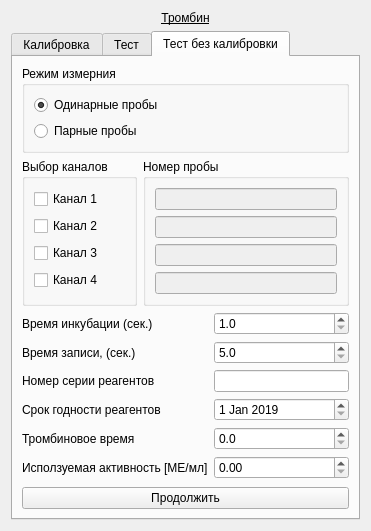
Before: the Qt Designer form choisedialog/ko4.ui in krang4d/Agrekola, drawn with Qt 5.
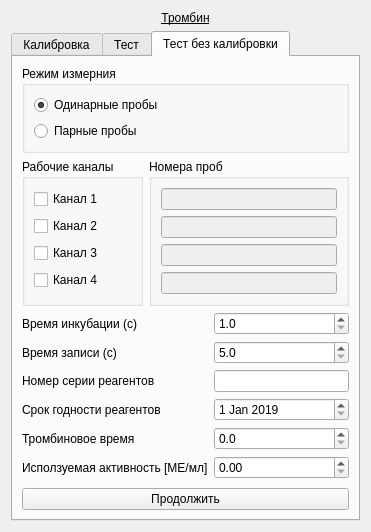
After: the same form once the commit is applied.

What changed in the file:
```diff
--- a/choisedialog/ko4.ui
+++ b/choisedialog/ko4.ui
@@ -7,7 +7,7 @@
     <x>0</x>
     <y>0</y>
     <width>371</width>
-    <height>527</height>
+    <height>532</height>
    </rect>
   </property>
   <property name="windowTitle">
@@ -434,7 +434,7 @@
          <item>
           <widget class="QGroupBox" name="groupBox_test2Chls">
            <property name="title">
-            <string>Выбор каналов</string>
+            <string>Рабочие каналы</string>
            </property>
            <layout class="QVBoxLayout" name="verticalLayout_7">
             <item>
@@ -471,7 +471,7 @@
          <item>
           <widget class="QGroupBox" name="groupBox_test2NumProbs">
            <property name="title">
-            <string>Номер пробы</string>
+            <string>Номера проб</string>
            </property>
            <layout class="QVBoxLayout" name="verticalLayout_8">
             <item>
@@ -512,7 +512,7 @@
          <item row="0" column="0">
           <widget class="QLabel" name="label_test2_0">
            <property name="text">
-            <string>Время инкубации (сек.)</string>
+            <string>Время инкубации (с)</string>
            </property>
           </widget>
          </item>
@@ -526,6 +526,16 @@
            </property>
           </widget>
          </item>
+         <item row="1" column="0">
+          <widget class="QLabel" name="label_test2_1">
+           <property name="text">
+            <string>Время записи (с)</string>
+           </property>
+           <property name="buddy">
+            <cstring>lineEdit_time</cstring>
+           </property>
+          </widget>
+         </item>
          <item row="2" column="0">
           <widget class="QLabel" name="label_test2_3">
            <property name="text">
@@ -590,16 +600,6 @@
          <item row="5" column="1">
           <widget class="QDoubleSpinBox" name="doubleSpinBox_test2Activity"/>
          </item>
-         <item row="1" column="0">
-          <widget class="QLabel" name="label_test2_1">
-           <property name="text">
-            <string>Время записи, (сек.)</string>
-           </property>
-           <property name="buddy">
-            <cstring>lineEdit_time</cstring>
-           </property>
-          </widget>
-         </item>
          <item row="1" column="1">
           <widget class="QDoubleSpinBox" name="doubleSpinBox_test2WriteTime">
            <property name="decimals">
```
Left out of the diff: 16 changed lines with no effect on the pictures.
